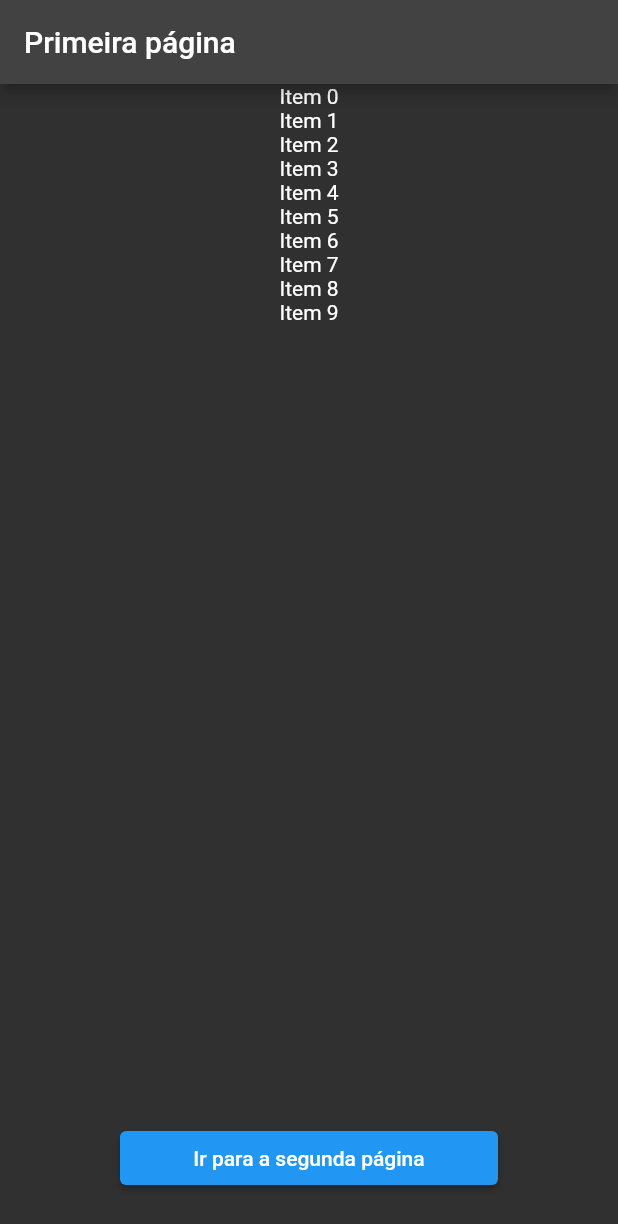
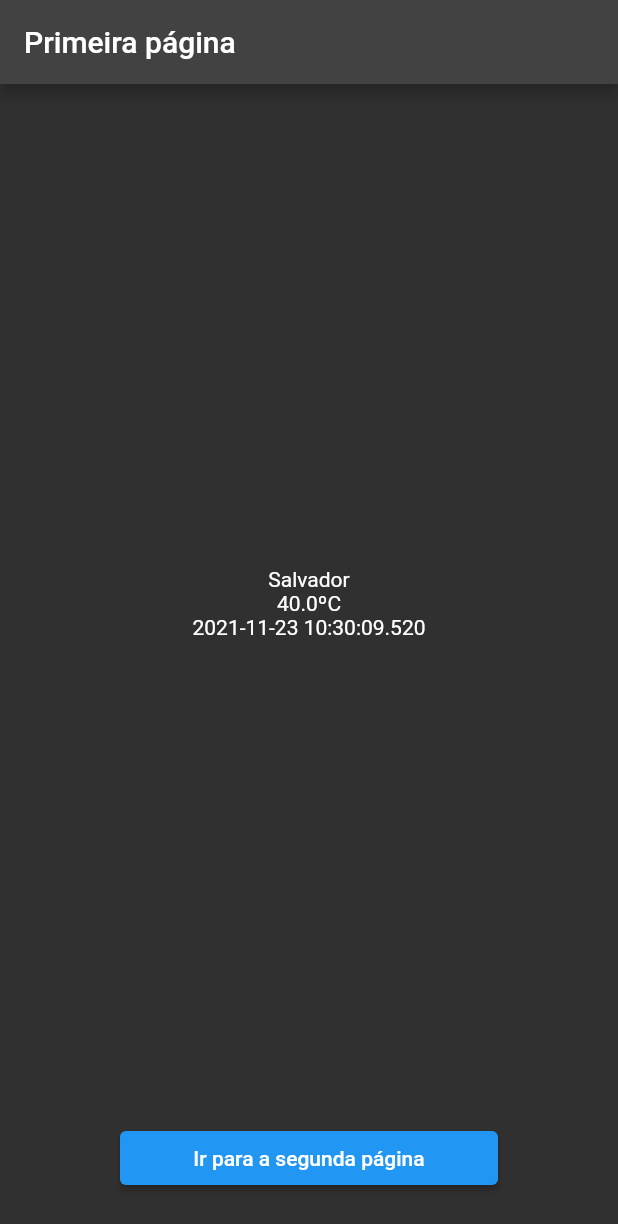
Before and after one commit to Sapa1/Modular, a Flutter app: the screen it shows after launch, after a tap on "Ir para a segunda página", after a tap on "Voltar para primeira tela", on a phone screen of 412 x 824 dp. Shown: the top 1224 px of the screen. Run offline on Flutter 3.47's test engine with Material 2 defaults, Android fonts, the light colour scheme and no system bars; our stand-ins replace dio, equatable, flutter_bloc, flutter_modular.

Commit message:
tela 1  mostrando dados fixos

```diff
--- /dev/null
+++ b/lib/app/api/temp_model.dart
@@ -0,0 +1,61 @@
+import 'dart:convert';
+
+class TempModel {
+  final DateTime? date;
+  final double? temp;
+  final String? city;
+  TempModel({
+    this.date,
+    this.temp,
+    this.city,
+  });
+
+  TempModel copyWith({
+    DateTime? date,
+    double? temp,
+    String? city,
+  }) {
+    return TempModel(
+      date: date ?? this.date,
+      temp: temp ?? this.temp,
+      city: city ?? this.city,
+    );
+  }
+
+  Map<String, dynamic> toMap() {
+    return {
+      'date': date!.toIso8601String(),
+      'temp': temp,
+      'city': city,
+    };
+  }
+
+  factory TempModel.fromMap(Map<String, dynamic> map) {
+    return TempModel(
+      date: DateTime.parse(map['results']['date']),
+      temp: map['results']['temp'],
+      city: map['results']['city'],
+    );
+  }
+
+  String toJson() => json.encode(toMap());
+
+  factory TempModel.fromJson(String source) =>
+      TempModel.fromMap(json.decode(source));
+
+  @override
+  String toString() => 'TempModel(date: $date, temp: $temp, city: $city)';
+
+  @override
+  bool operator ==(Object other) {
+    if (identical(this, other)) return true;
+
+    return other is TempModel &&
+        other.date == date &&
+        other.temp == temp &&
+        other.city == city;
+  }
+
+  @override
+  int get hashCode => date.hashCode ^ temp.hashCode ^ city.hashCode;
+}
--- /dev/null
+++ b/lib/app/bloc/temp_event_bloc.dart
@@ -0,0 +1,12 @@
+import 'package:equatable/equatable.dart';
+
+abstract class TempEvent extends Equatable {
+  @override
+  List<Object?> get props => [];
+}
+
+class TempFetchApiEvent extends TempEvent {}
+
+class TempFetchApiWithErrorEvent extends TempEvent {}
+
+class TempFetchApiWithEmptyApiEvent extends TempEvent {}
--- /dev/null
+++ b/lib/app/bloc/temp_home_bloc.dart
@@ -0,0 +1,58 @@
+import 'package:aprendendo_modular/app/api/temp_model.dart';
+import 'package:aprendendo_modular/app/bloc/temp_event_bloc.dart';
+import 'package:dio/dio.dart';
+import 'package:flutter_bloc/flutter_bloc.dart';
+import 'package:aprendendo_modular/app/api/datasource.dart';
+import 'package:aprendendo_modular/app/bloc/temp_state_bloc.dart';
+
+class TempHomeBloc extends Bloc<TempEvent, TempState> {
+  TempHomeBloc() : super(TempStateLoading());
+
+  @override
+  Stream<TempState> mapEventToState(TempEvent event) async* {
+    switch (event.runtimeType) {
+      case TempFetchApiEvent:
+        yield await _fetchApibloc();
+        break;
+      case TempFetchApiWithErrorEvent:
+        yield await _fetchListWithError();
+        break;
+      case TempFetchApiWithEmptyApiEvent:
+        yield await _fetchListWithError();
+        break;
+    }
+  }
+
+  Future<TempState> _fetchApibloc() async {
+    // final Dio dio = Dio();
+    // final DatasourceApi datasourceApi = DatasourceApi();
+    // final response = await dio.get(datasourceApi.fetchApi().toString());
+    return TempStateSuccess(
+      temperatura: TempModel(
+        date: DateTime.now(),
+        temp: 40,
+        city: "Salvador",
+        // date: response.data['results']['date'],
+        // temp: response.data['results']['temp'],
+        // city: response.data['results']['city'],
+      ),
+    );
+  }
+
+  // Future<TempHomeBloc> _fetchApibloc(TempEvent event) async {
+  //   final DatasourceApi datasourceApi = DatasourceApi();
+  //   final response = await datasourceApi.fetchApi();
+  //   print(response);
+  //   TempStateSuccess(temperatura: response);
+  //   return state as TempHomeBloc;
+  // }
+
+  Future<TempState> _fetchListWithError() async {
+    return await Future.delayed(
+      const Duration(
+        seconds: 3,
+      ),
+      () => TempStateFailure(message: 'Erro ao carregar lista'),
+    );
+  }
+}
--- /dev/null
+++ b/lib/app/bloc/temp_state_bloc.dart
@@ -0,0 +1,32 @@
+import 'package:aprendendo_modular/app/api/temp_model.dart';
+import 'package:equatable/equatable.dart';
+
+abstract class TempState extends Equatable {
+  @override
+  List<Object?> get props => [];
+}
+
+class TempStateSuccess extends TempState {
+  final TempModel temperatura;
+  TempStateSuccess({required this.temperatura});
+
+  @override
+  List<Object?> get props => [temperatura];
+}
+
+class TempStateFailure extends TempState {
+  final String message;
+  TempStateFailure({required this.message});
+  @override
+  List<Object?> get props => [message];
+}
+
+class TempStateLoading extends TempState {
+  @override
+  List<Object?> get props => [];
+}
+
+class TempStateEmpty extends TempState {
+  @override
+  List<Object?> get props => [];
+}
--- a/lib/app/modules/home/home_page.dart
+++ b/lib/app/modules/home/home_page.dart
@@ -1,4 +1,8 @@
+import 'package:aprendendo_modular/app/bloc/temp_event_bloc.dart';
+import 'package:aprendendo_modular/app/bloc/temp_home_bloc.dart';
+import 'package:aprendendo_modular/app/bloc/temp_state_bloc.dart';
 import 'package:flutter/material.dart';
+import 'package:flutter_bloc/flutter_bloc.dart';
 import 'package:flutter_modular/flutter_modular.dart';
 
 class HomePage extends StatefulWidget {
@@ -10,19 +14,53 @@ class HomePage extends StatefulWidget {
 
 class _HomePageState extends State<HomePage> {
   @override
+  void initState() {
+    super.initState();
+    TempFetchApiEvent tempFetchApiEvent = TempFetchApiEvent();
+    Modular.get<TempHomeBloc>().add(tempFetchApiEvent);
+  }
+
+  @override
   Widget build(BuildContext context) {
     return Scaffold(
       appBar: AppBar(
         title: const Text('Primeira página'),
       ),
-      body: ListView.builder(
-        itemCount: 10,
-        itemBuilder: (context, index) {
-          return Column(
-            children: [
-              Text('Item $index'),
-            ],
-          );
+      body: BlocBuilder<TempHomeBloc, TempState>(
+        bloc: Modular.get<TempHomeBloc>(),
+        builder: (context, state) {
+          if (state is TempStateSuccess) {
+            return Center(
+              child: Column(
+                mainAxisAlignment: MainAxisAlignment.center,
+                children: [
+                  // Text("${state.temperatura.}"),
+                  Text('${state.temperatura.city}'),
+                  Text('${state.temperatura.temp}ºC'),
+                  Text("${state.temperatura.date}"),
+                ],
+              ),
+            );
+          }
+          if (state is TempStateFailure) {
+            return Center(
+              child: Text(state.message),
+            );
+          }
+          if (state is TempStateEmpty) {
+            return const Center(
+              child: Text('Não há dados'),
+            );
+          }
+          if (state is TempStateLoading) {
+            return const Center(
+              child: CircularProgressIndicator(),
+            );
+          } else {
+            return const Center(
+              child: Text('Deu ruim'),
+            );
+          }
         },
       ),
       bottomNavigationBar: Container(
--- a/pubspec.yaml
+++ b/pubspec.yaml
@@ -34,9 +34,11 @@ dependencies:
   # The following adds the Cupertino Icons font to your application.
   # Use with the CupertinoIcons class for iOS style icons.
   cupertino_icons: ^1.0.2
-  flutter_bloc: ^8.0.0
+  flutter_bloc: ^7.3.3
   flutter_modular: ^4.2.0
   http: ^0.13.4
+  dio: ^4.0.3
+  equatable: ^2.0.3
 
 dev_dependencies:
   flutter_test:
```
Also changed, not shown: lib/app/api/api.dart (deleted, +0 -28 lines), lib/app/api/datasource.dart (added, +21 -0 lines), lib/app/api/temp_services.dart (deleted, +0 -17 lines), lib/app/app_module.dart (+6 -2 lines), lib/app/modules/home/temp_repository.dart (added, +30 -0 lines), pubspec.lock.
